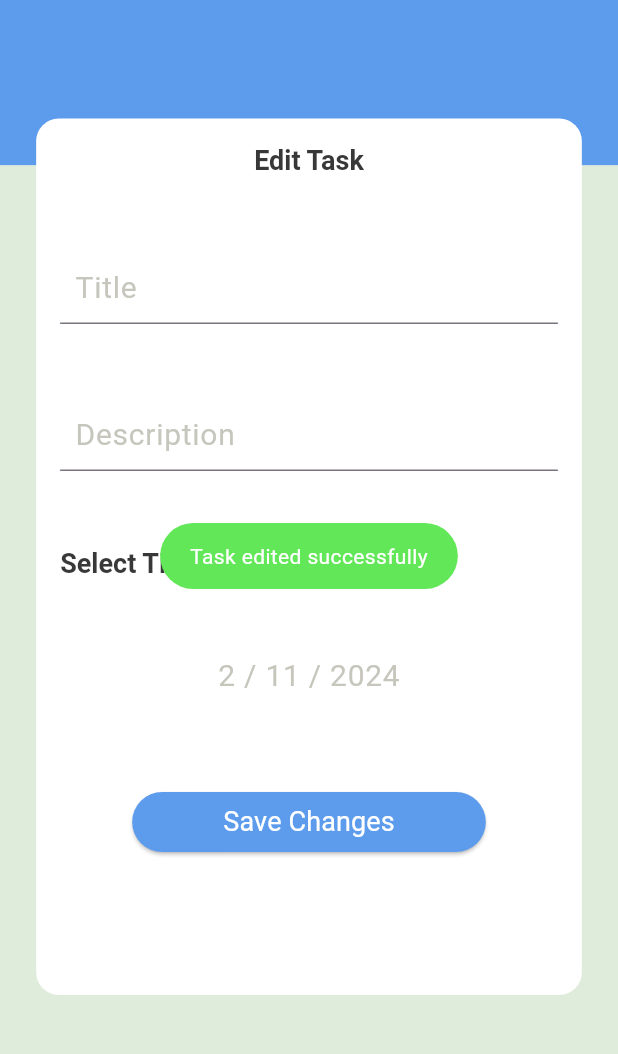
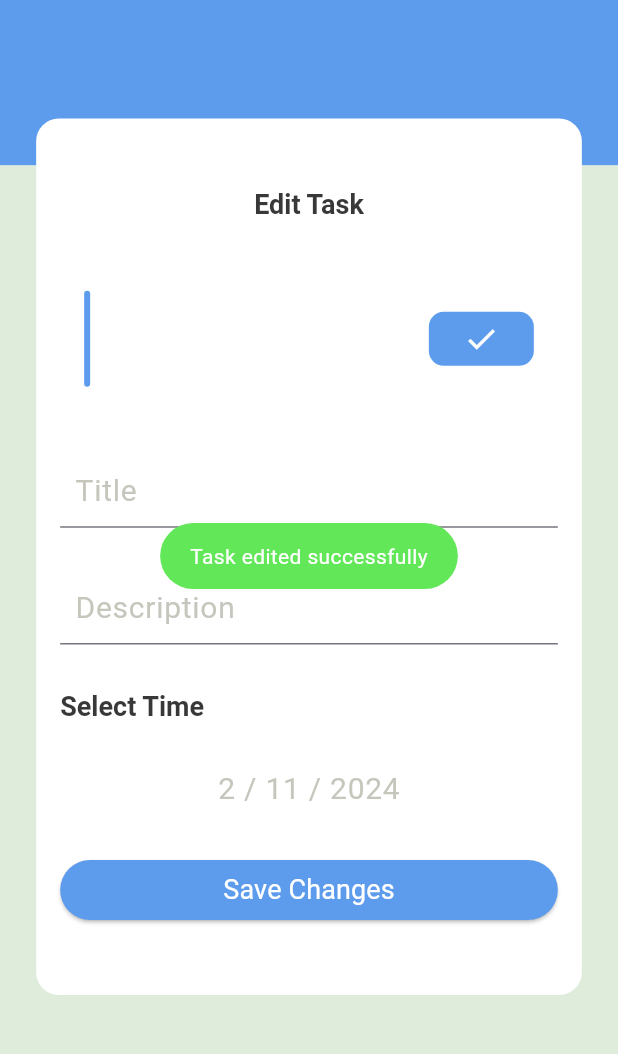
Before and after one commit to HeroHi/todo, a Flutter app: the TaskEdit screen opened directly with empty values, after a tap on "Save Changes", on a phone screen of 412 x 824 dp, the part 62-1116 px from its top. Run offline on Flutter 3.47's test engine with Material 3 defaults, Android fonts, the phone set to English and light mode, and no system bars; our stand-ins replace cloud_firestore, easy_date_timeline, firebase_auth, firebase_core, flutter_slidable, fluttertoast and 1 more; accounts and stored records are empty.

Commit message:
Separated Slideable and TaskCard widget

```diff
--- a/lib/ui/screens/task_edit/task_edit.dart
+++ b/lib/ui/screens/task_edit/task_edit.dart
@@ -1,6 +1,8 @@
 import 'package:flutter/material.dart';
 import 'package:provider/provider.dart';
+import 'package:todo_app/models/task_model.dart';
 import 'package:todo_app/providers/tasks_provider.dart';
+import 'package:todo_app/ui/screens/home/tabs/tasks/task_card.dart';
 import 'package:todo_app/utils/app_text_styles.dart';
 import 'package:todo_app/widgets/my_date_picker.dart';
 import 'package:todo_app/widgets/my_text_field.dart';
@@ -45,7 +47,8 @@ class TaskEdit extends StatelessWidget {
   }
 
   Container _buildEditBox(BuildContext context) {
-    String taskId = ModalRoute.of(context)!.settings.arguments as String;
+    TaskModel taskModel =
+        ModalRoute.of(context)!.settings.arguments as TaskModel;
     return Container(
       padding: const EdgeInsets.all(16),
       margin: const EdgeInsets.only(bottom: 55),
@@ -56,6 +59,7 @@ class TaskEdit extends StatelessWidget {
         color: theme.primaryColor,
       ),
       child: Column(
+        mainAxisAlignment: MainAxisAlignment.spaceEvenly,
         crossAxisAlignment: CrossAxisAlignment.stretch,
         children: [
           Text(
@@ -63,36 +67,23 @@ class TaskEdit extends StatelessWidget {
             style: theme.textTheme.titleLarge,
             textAlign: TextAlign.center,
           ),
-          const SizedBox(
-            height: 50,
-          ),
+          Hero(tag: taskModel.id, child: TaskCard(taskModel: taskModel)),
           MyTextField(hintText: "Title", controller: titleController),
-          const SizedBox(
-            height: 50,
-          ),
           MyTextField(
               hintText: "Description", controller: descriptionController),
-          const SizedBox(
-            height: 50,
-          ),
           Text(
             "Select Time",
             style: theme.textTheme.titleLarge,
             textAlign: TextAlign.start,
           ),
-          const SizedBox(
-            height: 50,
-          ),
           MyDatePicker(selectedDate: selectedDate),
-          Padding(
-            padding: const EdgeInsets.symmetric(horizontal: 48, vertical: 60),
-            child: ElevatedButton(
+          ElevatedButton(
               style: ElevatedButton.styleFrom(
                 backgroundColor: AppColors.primary,
               ),
               onPressed: () async {
                 await tasksProvider.editTaskInFirestore(
-                      taskId: taskId,
+                    taskId: taskModel.id,
                     title: titleController.text,
                     description: descriptionController.text,
                     date: selectedDate);
@@ -104,8 +95,7 @@ class TaskEdit extends StatelessWidget {
                 "Save Changes",
                 style: AppTextStyles.intermediate
                     .copyWith(fontSize: 18, color: AppColors.white),
-                )),
-          )
+              ))
         ],
       ),
     );
```
Also changed, not shown: lib/ui/screens/home/tabs/tasks/my_slider.dart (added, +56 -0 lines), lib/ui/screens/home/tabs/tasks/task_card.dart (+4 -39 lines). Lines whose indentation alone changed are shown as unchanged.
